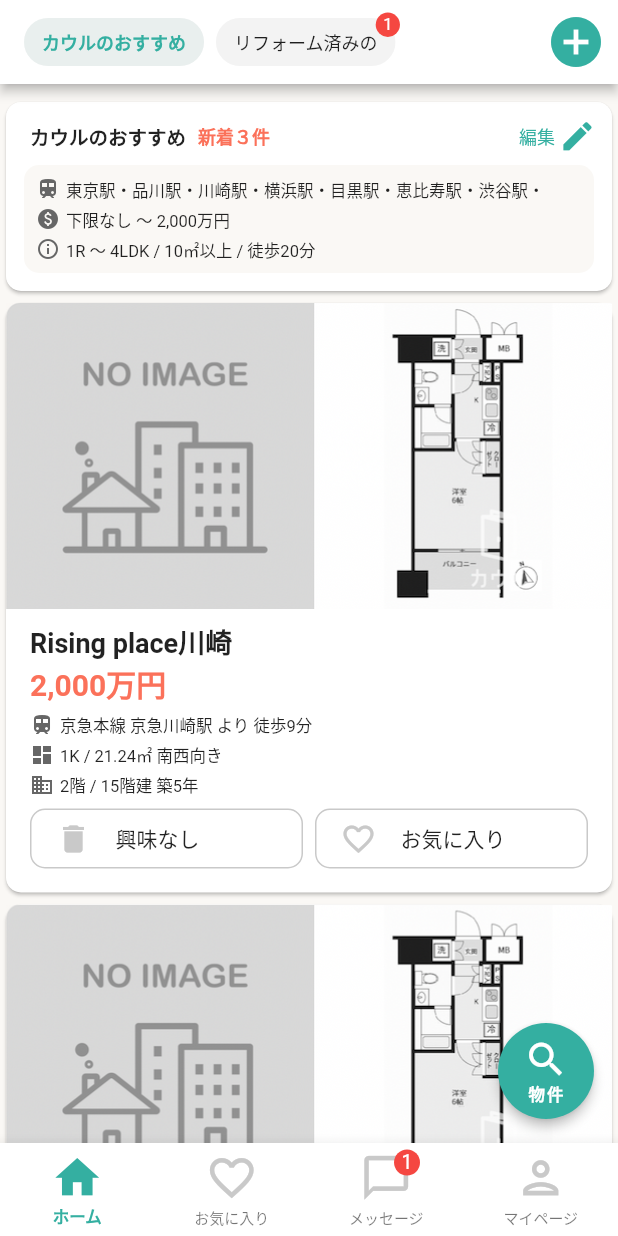
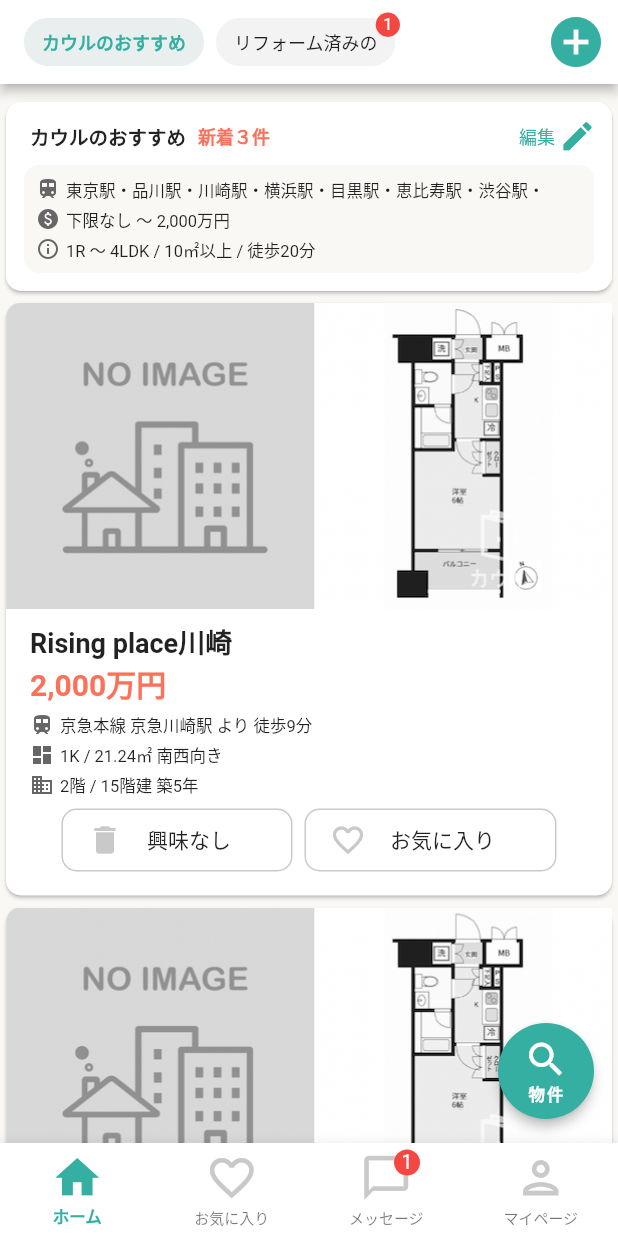
Before and after one commit to kitashiom/flutter_tutorial, a Flutter app: the ResidenceScreen screen opened directly, on a phone screen of 412 x 824 dp. Run offline on Flutter 3.47's test engine with Material 2 defaults, Android fonts, the phone set to English and light mode, and no system bars; drawn by our look-alikes of badges.

Commit message:
余白ちょっと修正

```diff
--- a/lib/residence/residence_screen.dart
+++ b/lib/residence/residence_screen.dart
@@ -228,11 +228,15 @@ class ResidenceScreen extends StatelessWidget {
                 _detailRow(Icons.business, '2階 / 15階建 築5年'),
                 spaceH8,
                 Row(
+                  mainAxisAlignment: MainAxisAlignment.center,
                   children: [
                     Container(
-                      height: 40,
-                      width: (MediaQuery.of(context).size.width - 48) / 2,
-                      padding: const EdgeInsets.only(left: 16),
+                      padding: const EdgeInsets.fromLTRB(
+                        16,
+                        8,
+                        40,
+                        8,
+                      ),
                       decoration: BoxDecoration(
                         border: Border.all(color: pointColorGrey),
                         borderRadius: BorderRadius.circular(10),
@@ -250,9 +254,12 @@ class ResidenceScreen extends StatelessWidget {
                     ),
                     spaceW8,
                     Container(
-                      height: 40,
-                      width: (MediaQuery.of(context).size.width - 48) / 2,
-                      padding: const EdgeInsets.only(left: 16),
+                      padding: const EdgeInsets.fromLTRB(
+                        16,
+                        8,
+                        40,
+                        8,
+                      ),
                       decoration: BoxDecoration(
                         border: Border.all(color: pointColorGrey),
                         borderRadius: BorderRadius.circular(10),
@@ -269,7 +276,7 @@ class ResidenceScreen extends StatelessWidget {
                       ),
                     ),
                   ],
-                )
+                ),
               ],
             ),
           ),
```
